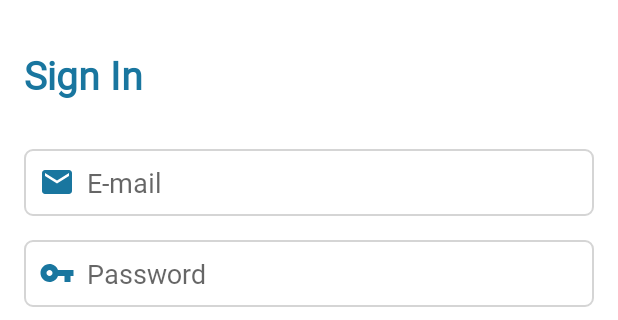
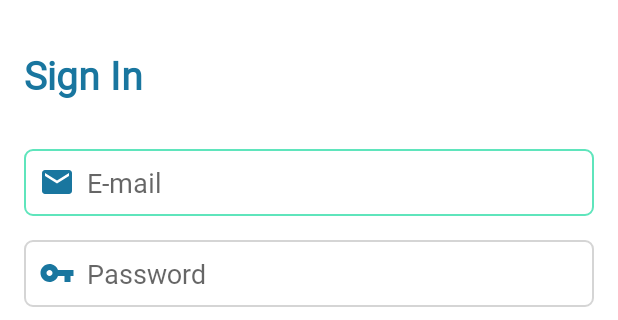
Before and after one commit to bhardwajAbhi/Doctriod-Client-App, an Android app: the screen it shows after launch (LoginActivity), on a phone screen of 412 x 824 dp, the part 144-464 px from its top. Run offline under Robolectric (Android 15) with nearby library versions, the phone set to English and light mode, and no system bars.

Commit message:
crafted login activity layout

```diff
--- /dev/null
+++ b/app/src/main/res/drawable/background_edit_text_focus.xml
@@ -0,0 +1,6 @@
+<?xml version="1.0" encoding="utf-8"?>
+<shape xmlns:android="http://schemas.android.com/apk/res/android" android:shape="rectangle">
+  <solid android:color="@android:color/transparent"/>
+  <stroke  android:width="1dp" android:color="@color/colorGreen"/>
+  <corners android:radius="5dp"/>
+</shape>
--- /dev/null
+++ b/app/src/main/res/drawable/background_edit_text_selector.xml
@@ -0,0 +1,5 @@
+<?xml version="1.0" encoding="utf-8"?>
+<selector xmlns:android="http://schemas.android.com/apk/res/android">
+  <item android:state_focused="true" android:drawable="@drawable/background_edit_text_focus"/>
+  <item android:drawable="@drawable/background_edit_text_simple" />
+</selector>
--- a/app/src/main/res/layout/activity_login.xml
+++ b/app/src/main/res/layout/activity_login.xml
@@ -39,10 +39,11 @@
     android:drawableLeft="@drawable/ic_mail"
     android:drawablePadding="8dp"
     android:hint="E-mail"
+    android:singleLine="true"
     android:fontFamily="@font/helvetica"
     android:textColor="@color/colorBlue"
     android:inputType="textEmailAddress"
-    android:background="@drawable/background_edit_text"
+    android:background="@drawable/background_edit_text_selector"
     />
 
   <EditText
@@ -56,10 +57,11 @@
     android:drawableLeft="@drawable/ic_key"
     android:drawablePadding="8dp"
     android:hint="Password"
+    android:singleLine="true"
     android:fontFamily="@font/helvetica"
     android:textColor="@color/colorBlue"
     android:inputType="textPassword"
-    android:background="@drawable/background_edit_text"
+    android:background="@drawable/background_edit_text_selector"
     />
 
   <TextView
@@ -111,7 +113,7 @@
       android:padding="8dp"
       android:layout_marginEnd="4dp"
       android:src="@drawable/ic_facebook"
-      android:background="@drawable/background_edit_text"/>
+      android:background="@drawable/background_edit_text_simple"/>
 
     <ImageButton
       android:id="@+id/login_btn_google"
@@ -121,7 +123,7 @@
       android:padding="8dp"
       android:layout_marginStart="4dp"
       android:src="@drawable/ic_google_plus"
-      android:background="@drawable/background_edit_text"/>
+      android:background="@drawable/background_edit_text_simple"/>
 
   </LinearLayout>
 
```
Also changed, not shown: app/src/main/AndroidManifest.xml (+4 -7 lines), app/src/main/java/apps/abhibhardwaj/com/doctriod/patient/startup/SignUpActivity.java (added, +14 -0 lines), app/src/main/res/layout/activity_sign_up.xml (added, +148 -0 lines), app/src/main/res/drawable/background_edit_text_simple.xml (renamed from app/src/main/res/drawable/background_edit_text.xml).
